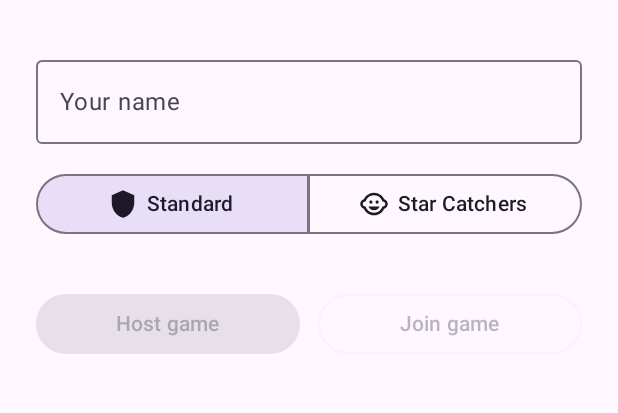
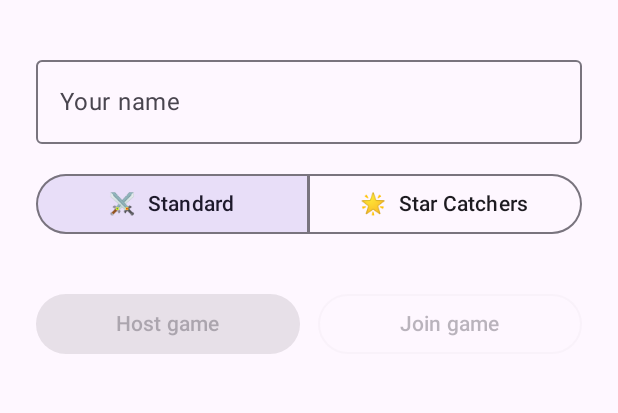
Before and after one commit to justb81/Compass-Duel, an Android app built with Jetpack Compose: the screen it shows after launch (MainActivity), on a phone screen of 412 x 824 dp, the part 468-881 px from its top. Run offline under Robolectric (Android 15) with nearby library versions, the phone set to English and light mode, and no system bars; our stand-ins replace Dagger/Hilt's generated code; libraries missing offline, so code that uses them is left out: com.google.android.gms.

Commit message:
fix(ui): replace extended material icons with emoji mode markers
Icons.Filled.Shield and Icons.Filled.ChildCare only exist in
material-icons-extended, which is not a dependency; CI compileDebugKotlin
failed with unresolved references. The mode toggle now uses the emoji
markers already established elsewhere in the UI.

https://claude.ai/code/session_0187TPMvRx2jDaiBd5UWZKuH

```diff
--- a/app/src/main/java/com/justb81/compassduel/ui/screens/home/HomeScreen.kt
+++ b/app/src/main/java/com/justb81/compassduel/ui/screens/home/HomeScreen.kt
@@ -10,11 +10,7 @@ import androidx.compose.foundation.layout.height
 import androidx.compose.foundation.layout.padding
 import androidx.compose.foundation.layout.width
 import androidx.compose.foundation.text.KeyboardOptions
-import androidx.compose.material.icons.Icons
-import androidx.compose.material.icons.filled.ChildCare
-import androidx.compose.material.icons.filled.Shield
 import androidx.compose.material3.Button
-import androidx.compose.material3.Icon
 import androidx.compose.material3.MaterialTheme
 import androidx.compose.material3.OutlinedButton
 import androidx.compose.material3.OutlinedTextField
@@ -40,6 +36,10 @@ private val SCREEN_PADDING_DP = 24.dp
 private val ITEM_SPACING_DP = 16.dp
 private val SECTION_SPACING_DP = 32.dp
 private val BUTTON_SPACING_DP = 12.dp
+
+/** Emoji mode markers; material-icons-extended is intentionally not a dependency. */
+private const val MODE_ICON_STANDARD = "⚔️"
+private const val MODE_ICON_KIDS = "🌟"
 
 /**
  * Home screen: enter player name, select game mode, then host or join a game.
@@ -119,7 +119,7 @@ private fun ModeSelector(
             selected = selectedMode == GameMode.STANDARD,
             onClick = { onModeSelected(GameMode.STANDARD) },
             shape = SegmentedButtonDefaults.itemShape(index = 0, count = 2),
-            icon = { Icon(imageVector = Icons.Filled.Shield, contentDescription = null) },
+            icon = { Text(text = MODE_ICON_STANDARD) },
         ) {
             Text(text = stringResource(R.string.home_mode_standard))
         }
@@ -127,7 +127,7 @@ private fun ModeSelector(
             selected = selectedMode == GameMode.KIDS,
             onClick = { onModeSelected(GameMode.KIDS) },
             shape = SegmentedButtonDefaults.itemShape(index = 1, count = 2),
-            icon = { Icon(imageVector = Icons.Filled.ChildCare, contentDescription = null) },
+            icon = { Text(text = MODE_ICON_KIDS) },
         ) {
             Text(text = stringResource(R.string.home_mode_kids))
         }
```
Also changed, not shown: app/src/main/java/com/justb81/compassduel/ui/screens/lobby/LobbyScreen.kt (+6 -6 lines).
